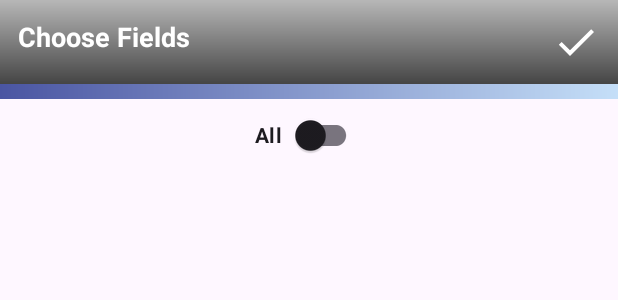
After one commit to harunuyan/GhostlyProfiles, an Android app: the layout fragment_choose_field.xml on its own in the app's theme, with its tools: preview values and no code run, on a phone screen of 412 x 824 dp. The commit adds this screen. Shown: the top 300 px of the screen. Run offline under Robolectric (Android 15) with nearby library versions, the phone set to English and light mode, and no system bars.

Commit message:
Created choose field fragment

```diff
--- /dev/null
+++ b/app/src/main/res/drawable/ic_check_n.xml
@@ -0,0 +1,10 @@
+<vector android:height="24dp"
+    android:tint="#FFFFFF"
+    android:viewportHeight="24"
+    android:viewportWidth="24"
+    android:width="24dp"
+    xmlns:android="http://schemas.android.com/apk/res/android">
+    <path
+        android:fillColor="@android:color/white"
+        android:pathData="M9,16.17L4.83,12l-1.42,1.41L9,19 21,7l-1.41,-1.41z" />
+</vector>
--- /dev/null
+++ b/app/src/main/res/layout/fragment_choose_field.xml
@@ -0,0 +1,56 @@
+<?xml version="1.0" encoding="utf-8"?>
+<LinearLayout xmlns:android="http://schemas.android.com/apk/res/android"
+    xmlns:app="http://schemas.android.com/apk/res-auto"
+    android:layout_width="match_parent"
+    android:layout_height="match_parent"
+    android:orientation="vertical">
+
+    <FrameLayout
+        android:id="@+id/fl_title"
+        android:layout_width="match_parent"
+        android:layout_height="wrap_content"
+        android:background="@drawable/gradient_color_grey"
+        android:padding="12dp">
+
+        <TextView
+            android:layout_width="match_parent"
+            android:layout_height="wrap_content"
+            android:text="@string/choose_fields"
+            android:textColor="@color/white"
+            android:textSize="18sp"
+            android:textStyle="bold" />
+
+        <ImageView
+            android:id="@+id/iv_selected_fields"
+            android:layout_width="32dp"
+            android:layout_height="32dp"
+            android:layout_gravity="end|center"
+            android:src="@drawable/ic_check_n"
+            app:tint="@color/white" />
+
+    </FrameLayout>
+
+    <View
+        android:id="@+id/view_fields"
+        android:layout_width="match_parent"
+        android:layout_height="10dp"
+        android:background="@drawable/gradient_color_blue" />
+
+    <androidx.appcompat.widget.SwitchCompat
+        android:id="@+id/switch_all_fields"
+        android:layout_width="wrap_content"
+        android:layout_height="wrap_content"
+        android:layout_gravity="center"
+        android:text="@string/all"
+        android:textStyle="bold"
+        app:switchPadding="5dp" />
+
+    <androidx.recyclerview.widget.RecyclerView
+        android:id="@+id/rv_fields"
+        android:layout_width="match_parent"
+        android:layout_height="wrap_content"
+        android:orientation="vertical"
+        app:layoutManager="androidx.recyclerview.widget.GridLayoutManager"
+        app:spanCount="4" />
+
+</LinearLayout>
--- a/app/src/main/res/values/strings.xml
+++ b/app/src/main/res/values/strings.xml
@@ -48,4 +48,5 @@
     <string name="latitude_longitude">Latitude / Longitude</string>
     <string name="time_zone">Time Zone</string>
     <string name="please_check_your_internet_connection">Please check your internet connection.</string>
+    <string name="choose_fields">Choose Fields</string>
 </resources>
```
Also changed, not shown: app/src/main/java/com/volie/ghostlyprofiles/ui/fragment/field/ChooseFieldFragment.kt (added, +80 -0 lines), app/src/main/res/drawable/ic_check.xml (added, +20 -0 lines), app/src/main/res/drawable/ic_filter.xml (+2 -6 lines), app/src/main/res/drawable/ic_manage_search.xml (added, +11 -0 lines).
